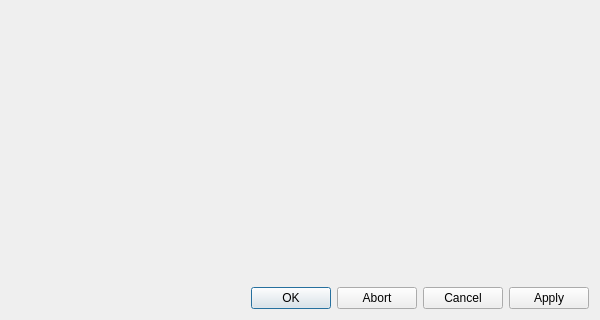
Old version of the form qfieldsync/ui/cloud_transfer_dialog.ui in the repository opengisch/qfieldsync; both pictures show x 0 to 600 and y 250 to 570 of the 600 by 570 pixel window.
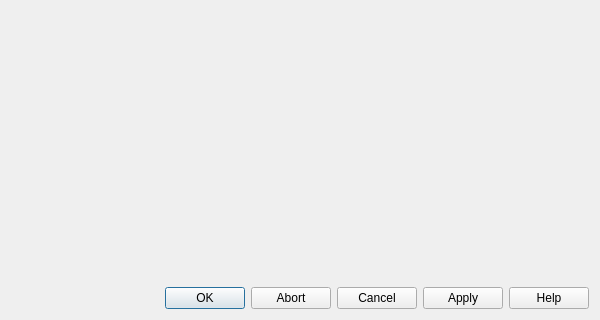
New version of the form. Icons and pictures are not drawn. Custom widgets are drawn as their Qt base class.

Commit message: Add help button in the sync dialog

What changed in the file:
```diff
--- a/qfieldsync/ui/cloud_transfer_dialog.ui
+++ b/qfieldsync/ui/cloud_transfer_dialog.ui
@@ -462,7 +462,7 @@
       <enum>Qt::Horizontal</enum>
      </property>
      <property name="standardButtons">
-      <set>QDialogButtonBox::Abort|QDialogButtonBox::Apply|QDialogButtonBox::Cancel|QDialogButtonBox::Ok</set>
+      <set>QDialogButtonBox::Abort|QDialogButtonBox::Apply|QDialogButtonBox::Cancel|QDialogButtonBox::Help|QDialogButtonBox::Ok</set>
      </property>
     </widget>
    </item>
```
The commit also changes 1 other file.
